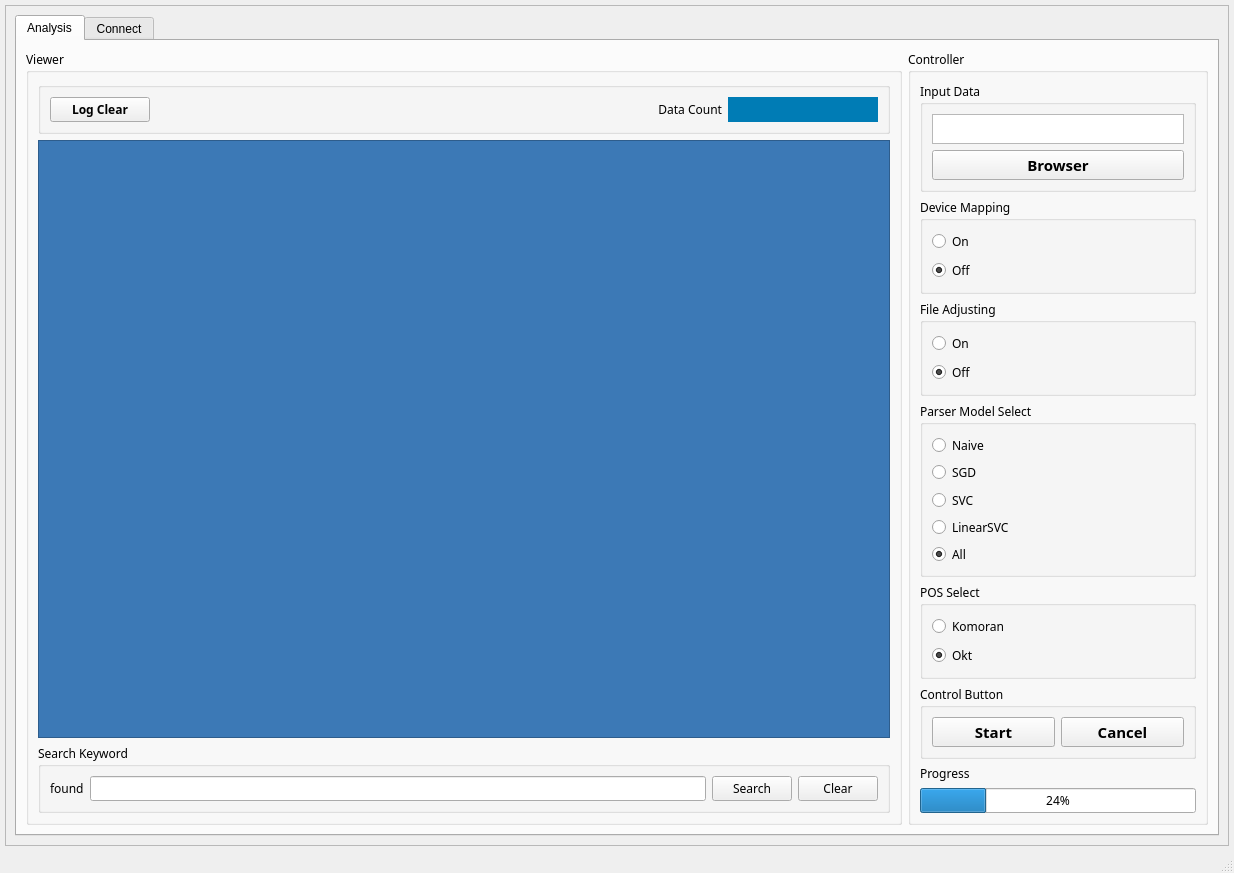
The window that bayesian_sikitlearn/main_window5.ui (phou0215/myPython) describes before a commit, drawn with Qt 5.
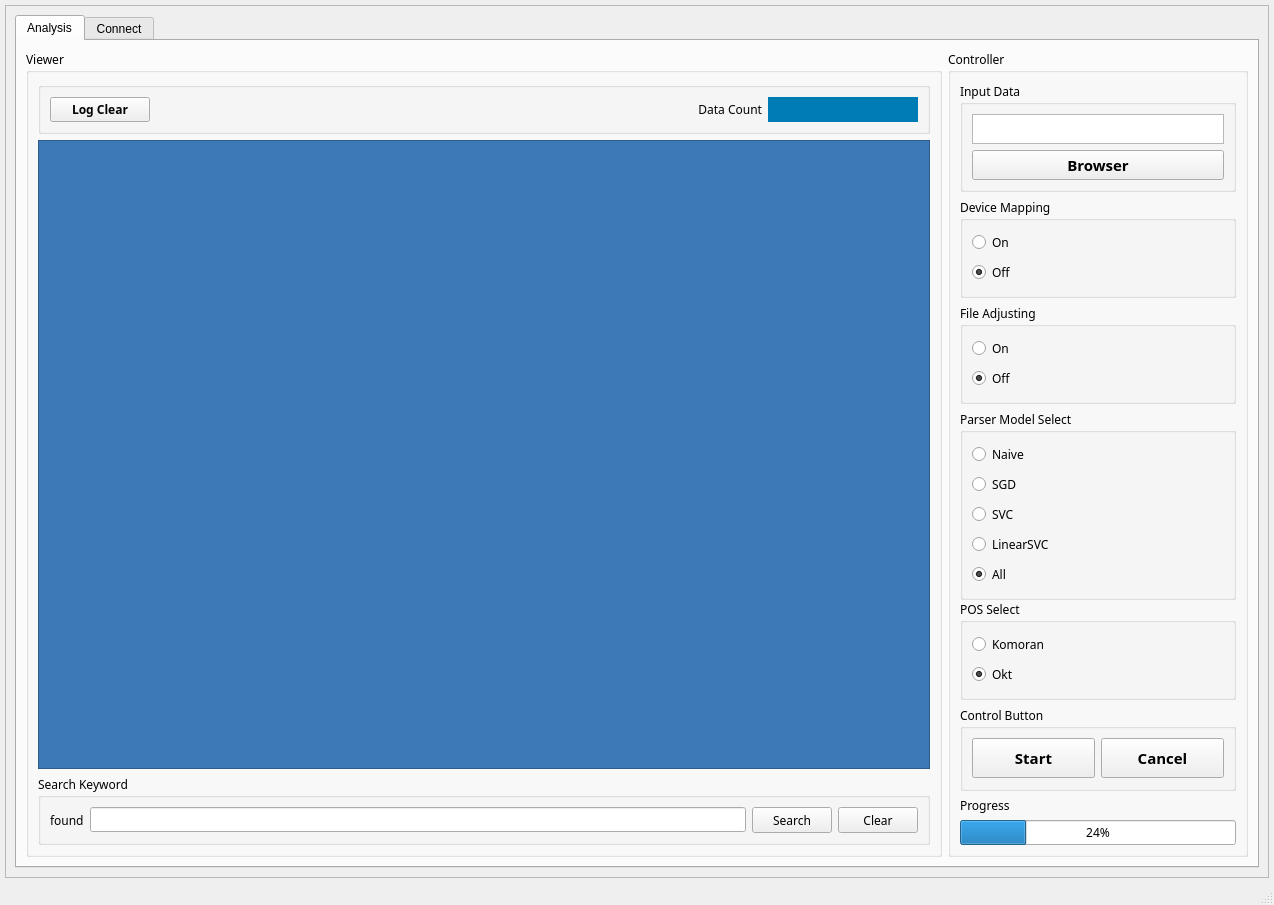
The same window after the commit. Icons and pictures are not drawn.

Diff of the .ui file:
```diff
--- a/bayesian_sikitlearn/main_window5.ui
+++ b/bayesian_sikitlearn/main_window5.ui
@@ -6,8 +6,8 @@
    <rect>
     <x>0</x>
     <y>0</y>
-    <width>1234</width>
-    <height>873</height>
+    <width>1274</width>
+    <height>905</height>
    </rect>
   </property>
   <property name="windowTitle">
@@ -41,8 +41,8 @@
         <rect>
          <x>0</x>
          <y>0</y>
-         <width>1222</width>
-         <height>820</height>
+         <width>1262</width>
+         <height>852</height>
         </rect>
        </property>
        <layout class="QHBoxLayout" name="horizontalLayout">
@@ -148,6 +148,12 @@
                </item>
                <item>
                 <widget class="QGroupBox" name="groupBox_5">
+                 <property name="minimumSize">
+                  <size>
+                   <width>0</width>
+                   <height>70</height>
+                  </size>
+                 </property>
                  <property name="title">
                   <string>Search Keyword</string>
                  </property>
@@ -284,6 +290,12 @@
                </item>
                <item>
                 <widget class="QGroupBox" name="groupBox_7">
+                 <property name="minimumSize">
+                  <size>
+                   <width>0</width>
+                   <height>100</height>
+                  </size>
+                 </property>
                  <property name="maximumSize">
                   <size>
                    <width>16777215</width>
@@ -319,6 +331,12 @@
                </item>
                <item>
                 <widget class="QGroupBox" name="groupBox_17">
+                 <property name="minimumSize">
+                  <size>
+                   <width>0</width>
+                   <height>100</height>
+                  </size>
+                 </property>
                  <property name="title">
                   <string>File Adjusting</string>
                  </property>
@@ -348,6 +366,12 @@
                </item>
                <item>
                 <widget class="QGroupBox" name="groupBox_18">
+                 <property name="minimumSize">
+                  <size>
+                   <width>0</width>
+                   <height>190</height>
+                  </size>
+                 </property>
                  <property name="title">
                   <string>Parser Model Select</string>
                  </property>
@@ -395,6 +419,12 @@
                </item>
                <item>
                 <widget class="QGroupBox" name="groupBox_8">
+                 <property name="minimumSize">
+                  <size>
+                   <width>0</width>
+                   <height>100</height>
+                  </size>
+                 </property>
                  <property name="maximumSize">
                   <size>
                    <width>16777215</width>
@@ -433,6 +463,12 @@
                </item>
                <item>
                 <widget class="QGroupBox" name="groupBox_6">
+                 <property name="minimumSize">
+                  <size>
+                   <width>0</width>
+                   <height>85</height>
+                  </size>
+                 </property>
                  <property name="title">
                   <string>Control Button</string>
                  </property>
```
Left out of the diff: 2 changed lines with no effect on the pictures.
